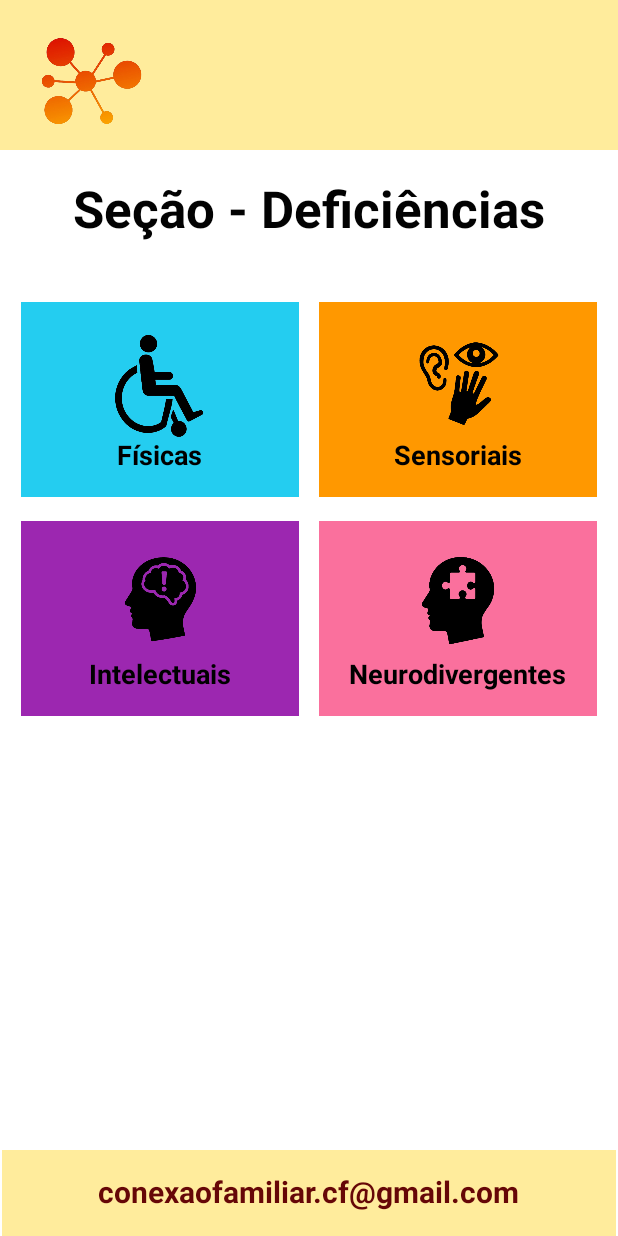
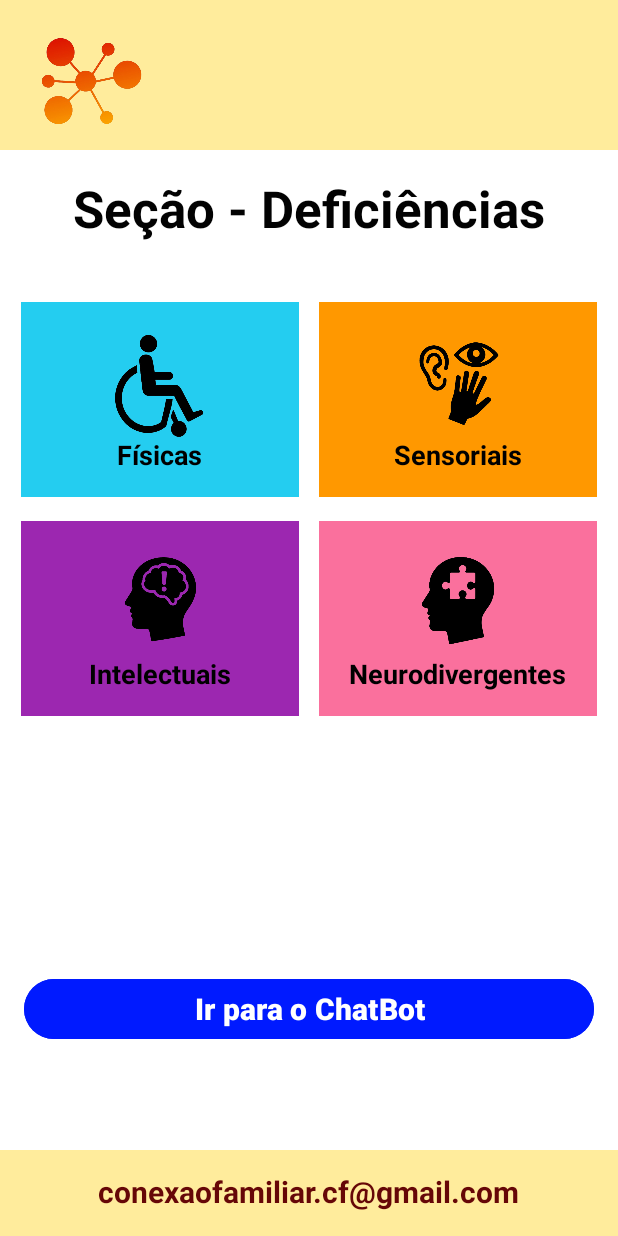
Before and after one commit to luizinho2008/CF-Mobile, an Android app: the layout activity_tela_inicial.xml on its own in the app's theme, with its tools: preview values and no code run, on a phone screen of 412 x 824 dp. Run offline under Robolectric (Android 15) with nearby library versions, the phone set to English and light mode, and no system bars.

Commit message:
Começo de criação do ChatBot

```diff
--- a/CFM/app/src/main/res/layout/activity_tela_inicial.xml
+++ b/CFM/app/src/main/res/layout/activity_tela_inicial.xml
@@ -13,9 +13,9 @@
         android:layout_width="0dp"
         android:layout_height="100dp"
         android:background="#FFEC9C"
-        app:layout_constraintEnd_toEndOf="parent"
+        app:layout_constraintTop_toTopOf="parent"
         app:layout_constraintStart_toStartOf="parent"
-        app:layout_constraintTop_toTopOf="parent" />
+        app:layout_constraintEnd_toEndOf="parent"/>
 
     <!-- Texto título -->
     <TextView
@@ -27,24 +27,22 @@
         android:textColor="#020202"
         android:textSize="34sp"
         android:textStyle="bold"
-        app:layout_constraintEnd_toEndOf="parent"
+        app:layout_constraintTop_toBottomOf="@id/topView"
         app:layout_constraintStart_toStartOf="parent"
-        app:layout_constraintTop_toBottomOf="@id/topView" />
+        app:layout_constraintEnd_toEndOf="parent"/>
 
-    <!-- Logo ou ícone superior -->
+    <!-- Logo -->
     <ImageView
         android:id="@+id/imageView3"
         android:layout_width="89dp"
         android:layout_height="73dp"
         android:layout_marginStart="16dp"
         android:layout_marginTop="16dp"
+        app:layout_constraintTop_toTopOf="@id/topView"
         app:layout_constraintStart_toStartOf="parent"
-        app:layout_constraintTop_toTopOf="@id/topView"
-        app:srcCompat="@drawable/cf" />
+        app:srcCompat="@drawable/cf"/>
 
-    <!-- Quadrado/Card linha de cima - Físicas -->
-
-    <!-- Quadrado/Card linha de cima - Sensoriais -->
+    <!-- Card Físicas -->
     <FrameLayout
         android:id="@+id/cardFisicas"
         android:layout_width="0dp"
@@ -52,22 +50,19 @@
         android:layout_marginTop="40dp"
         android:background="#24CDF0"
         android:onClick="fisicas"
+        app:layout_constraintTop_toBottomOf="@id/textView2"
+        app:layout_constraintStart_toStartOf="parent"
         app:layout_constraintEnd_toStartOf="@id/cardSensoriais"
-        app:layout_constraintHorizontal_chainStyle="spread"
-        app:layout_constraintStart_toStartOf="parent"
-        app:layout_constraintTop_toBottomOf="@id/textView2"
         app:layout_constraintWidth_percent="0.45">
 
         <ImageView
-            android:id="@+id/imageFisicas"
             android:layout_width="158dp"
             android:layout_height="81dp"
             android:layout_gravity="center_horizontal|top"
             android:layout_marginTop="16dp"
-            app:srcCompat="@drawable/ic_fisica" />
+            app:srcCompat="@drawable/ic_fisica"/>
 
         <TextView
-            android:id="@+id/textFisicas"
             android:layout_width="wrap_content"
             android:layout_height="wrap_content"
             android:layout_gravity="center_horizontal|bottom"
@@ -75,9 +70,10 @@
             android:text="Físicas"
             android:textColor="#000000"
             android:textSize="18sp"
-            android:textStyle="bold" />
+            android:textStyle="bold"/>
     </FrameLayout>
 
+    <!-- Card Sensoriais -->
     <FrameLayout
         android:id="@+id/cardSensoriais"
         android:layout_width="0dp"
@@ -85,21 +81,19 @@
         android:layout_marginTop="40dp"
         android:background="#FF9800"
         android:onClick="sensoriais"
+        app:layout_constraintTop_toBottomOf="@id/textView2"
+        app:layout_constraintStart_toEndOf="@id/cardFisicas"
         app:layout_constraintEnd_toEndOf="parent"
-        app:layout_constraintStart_toEndOf="@id/cardFisicas"
-        app:layout_constraintTop_toBottomOf="@id/textView2"
         app:layout_constraintWidth_percent="0.45">
 
         <ImageView
-            android:id="@+id/imageSensoriais"
             android:layout_width="166dp"
             android:layout_height="74dp"
             android:layout_gravity="center_horizontal|top"
             android:layout_marginTop="16dp"
-            app:srcCompat="@drawable/ic_sensorial" />
+            app:srcCompat="@drawable/ic_sensorial"/>
 
         <TextView
-            android:id="@+id/textSensoriais"
             android:layout_width="wrap_content"
             android:layout_height="wrap_content"
             android:layout_gravity="center_horizontal|bottom"
@@ -107,10 +101,10 @@
             android:text="Sensoriais"
             android:textColor="#000000"
             android:textSize="18sp"
-            android:textStyle="bold" />
+            android:textStyle="bold"/>
     </FrameLayout>
 
-    <!-- Quadrado/Card linha de baixo - Intelectuais -->
+    <!-- Card Intelectuais -->
     <FrameLayout
         android:id="@+id/cardIntelectuais"
         android:layout_width="0dp"
@@ -118,22 +112,19 @@
         android:layout_marginTop="16dp"
         android:background="#9C27B0"
         android:onClick="intelectuais"
+        app:layout_constraintTop_toBottomOf="@id/cardFisicas"
+        app:layout_constraintStart_toStartOf="parent"
         app:layout_constraintEnd_toStartOf="@id/cardNeurodivergentes"
-        app:layout_constraintHorizontal_chainStyle="spread"
-        app:layout_constraintStart_toStartOf="parent"
-        app:layout_constraintTop_toBottomOf="@id/cardFisicas"
         app:layout_constraintWidth_percent="0.45">
 
         <ImageView
-            android:id="@+id/imageIntelectuais"
             android:layout_width="157dp"
             android:layout_height="72dp"
             android:layout_gravity="center_horizontal|top"
             android:layout_marginTop="16dp"
-            app:srcCompat="@drawable/ic_intelectual" />
+            app:srcCompat="@drawable/ic_intelectual"/>
 
         <TextView
-            android:id="@+id/textIntelectuais"
             android:layout_width="wrap_content"
             android:layout_height="wrap_content"
             android:layout_gravity="center_horizontal|bottom"
@@ -141,10 +132,10 @@
             android:text="Intelectuais"
             android:textColor="#000000"
             android:textSize="18sp"
-            android:textStyle="bold" />
+            android:textStyle="bold"/>
     </FrameLayout>
 
-    <!-- Quadrado/Card linha de baixo - Neurodivergentes -->
+    <!-- Card Neurodivergentes -->
     <FrameLayout
         android:id="@+id/cardNeurodivergentes"
         android:layout_width="0dp"
@@ -152,21 +143,19 @@
         android:layout_marginTop="16dp"
         android:background="#FA709D"
         android:onClick="neurodivergentes"
+        app:layout_constraintTop_toBottomOf="@id/cardSensoriais"
+        app:layout_constraintStart_toEndOf="@id/cardIntelectuais"
         app:layout_constraintEnd_toEndOf="parent"
-        app:layout_constraintStart_toEndOf="@id/cardIntelectuais"
-        app:layout_constraintTop_toBottomOf="@id/cardSensoriais"
         app:layout_constraintWidth_percent="0.45">
 
         <ImageView
-            android:id="@+id/imageNeurodivergentes"
             android:layout_width="160dp"
             android:layout_height="74dp"
             android:layout_gravity="center_horizontal|top"
             android:layout_marginTop="16dp"
-            app:srcCompat="@drawable/ic_neurodivergente" />
+            app:srcCompat="@drawable/ic_neurodivergente"/>
 
         <TextView
-            android:id="@+id/textNeurodivergentes"
             android:layout_width="wrap_content"
             android:layout_height="wrap_content"
             android:layout_gravity="center_horizontal|bottom"
@@ -174,19 +163,20 @@
             android:text="Neurodivergentes"
             android:textColor="#000000"
             android:textSize="18sp"
-            android:textStyle="bold" />
+            android:textStyle="bold"/>
     </FrameLayout>
 
     <!-- Faixa inferior -->
     <View
         android:id="@+id/bottomView"
-        android:layout_width="409dp"
+        android:layout_width="0dp"
         android:layout_height="57dp"
         android:background="#FFEC9C"
         app:layout_constraintBottom_toBottomOf="parent"
-        app:layout_constraintEnd_toEndOf="parent"
-        app:layout_constraintStart_toStartOf="parent" />
+        app:layout_constraintStart_toStartOf="parent"
+        app:layout_constraintEnd_toEndOf="parent"/>
 
+    <!-- E-mail -->
     <TextView
         android:id="@+id/textView3"
         android:layout_width="wrap_content"
@@ -198,6 +188,23 @@
         app:layout_constraintBottom_toBottomOf="parent"
         app:layout_constraintStart_toStartOf="parent"
         app:layout_constraintEnd_toEndOf="parent"
-        android:layout_marginBottom="16dp" />
+        android:layout_marginBottom="16dp"/>
+
+    <!-- Botão ChatBot -->
+    <Button
+        android:id="@+id/button2"
+        android:layout_width="0dp"
+        android:layout_height="wrap_content"
+        android:layout_marginStart="16dp"
+        android:layout_marginEnd="16dp"
+        android:layout_marginBottom="70dp"
+        android:backgroundTint="#001AFF"
+        android:onClick="chatbot"
+        android:text="Ir para o ChatBot"
+        android:textSize="20sp"
+        android:textStyle="bold"
+        app:layout_constraintBottom_toTopOf="@id/bottomView"
+        app:layout_constraintEnd_toEndOf="parent"
+        app:layout_constraintStart_toStartOf="parent" />
 
 </androidx.constraintlayout.widget.ConstraintLayout>
```
Also changed, not shown: CFM/app/src/main/AndroidManifest.xml (+6 -2 lines), CFM/app/src/main/java/com/example/cf/ChatBot.java (added, +21 -0 lines), CFM/app/src/main/java/com/example/cf/TelaInicial.java (+7 -0 lines), CFM/app/src/main/res/drawable/borda_azul.xml (added, +9 -0 lines), CFM/app/src/main/res/layout/activity_chat.xml (+3 -19 lines), CFM/app/src/main/res/layout/activity_chat_bot.xml (added, +96 -0 lines).
